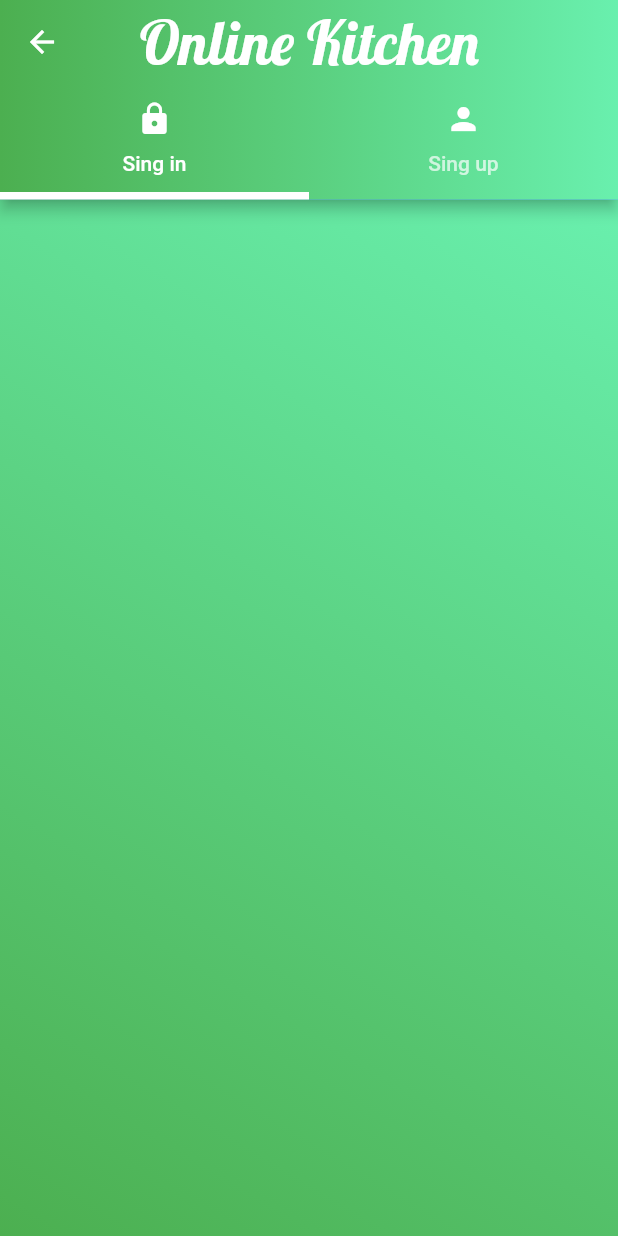
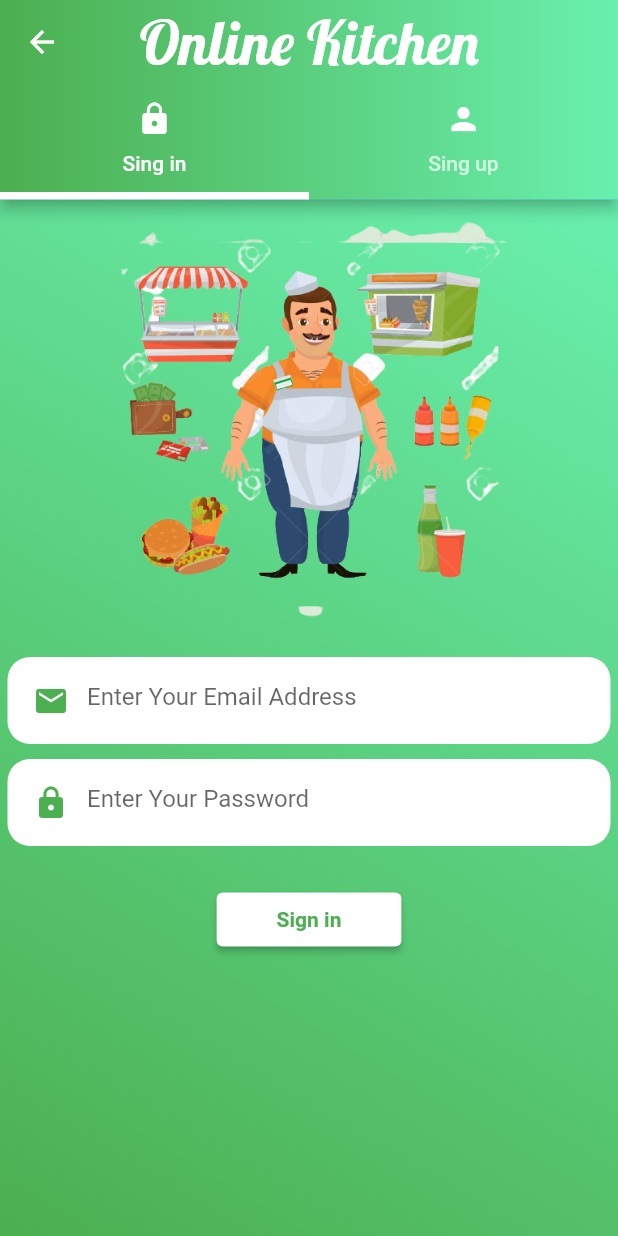
Before and after one commit to hasnainrabby/delivery_apps, a Flutter app: the screen it shows after launch, on a phone screen of 412 x 824 dp. Run offline on Flutter 3.47's test engine with Material 2 defaults, Android fonts, the phone set to English and light mode, and no system bars; our stand-ins replace image_picker.

Commit message:
signin screen UI design Image Pick from Gallery

```diff
--- a/lib/authentication/signin_screen.dart
+++ b/lib/authentication/signin_screen.dart
@@ -1,3 +1,4 @@
+import 'package:delivery_apps/widgets/custom_text_field.dart';
 import 'package:flutter/material.dart';
 class SigninScreen extends StatefulWidget {
   const SigninScreen({Key? key}) : super(key: key);
@@ -7,8 +8,51 @@ class SigninScreen extends StatefulWidget {
 }
 
 class _SigninScreenState extends State<SigninScreen> {
+  final GlobalKey<FormState> _formKey = GlobalKey<FormState>();
+  TextEditingController emailController = TextEditingController();
+  TextEditingController passwordController = TextEditingController();
+
   @override
   Widget build(BuildContext context) {
-    return Container();
+    return SingleChildScrollView(
+      child: Column(
+        children: [
+          Container(
+            alignment: Alignment.bottomCenter,
+            child: Padding(
+              padding: const EdgeInsets.all(15),
+              child: Image.asset("images/seller.png",height: 270,),
+            ),
+          ),
+          Form(
+            key: _formKey,
+            child: Column(
+              children: [
+                CustomTextField(
+                  iconData: Icons.email,
+                  textController: emailController,
+                  hintText: "Enter Your Email Address",
+                  isObscure: false,
+                ),
+                CustomTextField(
+                  iconData: Icons.lock,
+                  textController: passwordController,
+                  hintText: "Enter Your Password",
+                  isObscure: true,
+                ),
+              ],
+            ),),
+          const SizedBox(height: 20.0,),
+          ElevatedButton(
+              style: ElevatedButton.styleFrom(
+                  backgroundColor: Colors.white,
+                  padding: const EdgeInsets.symmetric(horizontal: 40.0,vertical: 10.0)
+              ),
+              onPressed: ()=> print("Button clicked"),
+              child:const Text("Sign in",style: TextStyle(color: Colors.green,fontWeight: FontWeight.w600),))
+        ],
+      ),
+    );
+
   }
 }
--- a/lib/widgets/custom_text_field.dart
+++ b/lib/widgets/custom_text_field.dart
@@ -20,10 +20,10 @@ class CustomTextField extends StatelessWidget {
     return Container(
       decoration: const BoxDecoration(
         color: Colors.white,
-        borderRadius: BorderRadius.all(Radius.circular(5.0))
+        borderRadius: BorderRadius.all(Radius.circular(15.0))
       ),
-      padding: const EdgeInsets.all(8),
-      margin: const EdgeInsets.all(8),
+      padding: const EdgeInsets.all(5),
+      margin: const EdgeInsets.all(5),
       child: TextFormField(
         enabled: enable,
         controller: textController,
```
Also changed, not shown: lib/authentication/signup_screen.dart (+17 -5 lines).
